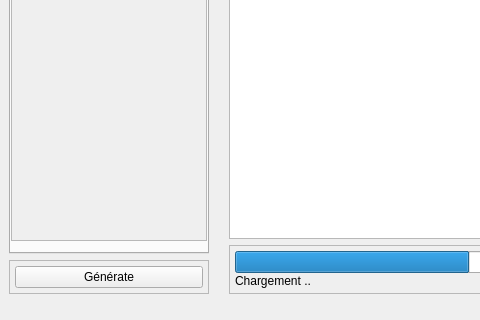
Old version of the form WorldGeneration/ViewRoot.ui in the repository sebedard13/ImageGenerator; both pictures show x 0 to 480 and y 498 to 818 of the 1228 by 818 pixel window.
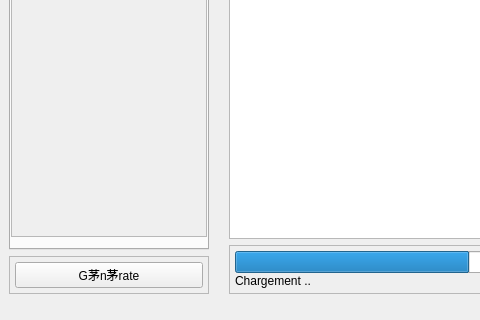
New version of the form.

```diff
--- a/WorldGeneration/ViewRoot.ui
+++ b/WorldGeneration/ViewRoot.ui
@@ -327,7 +327,7 @@
                </sizepolicy>
               </property>
               <property name="text">
-               <string>Générate</string>
+               <string>G茅n茅rate</string>
               </property>
              </widget>
             </item>
```
Left out of the diff: 22 changed lines with no effect on the pictures.
